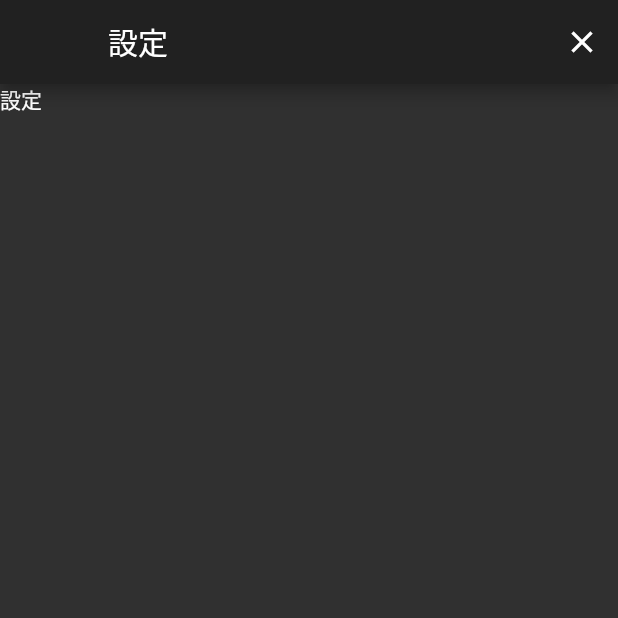
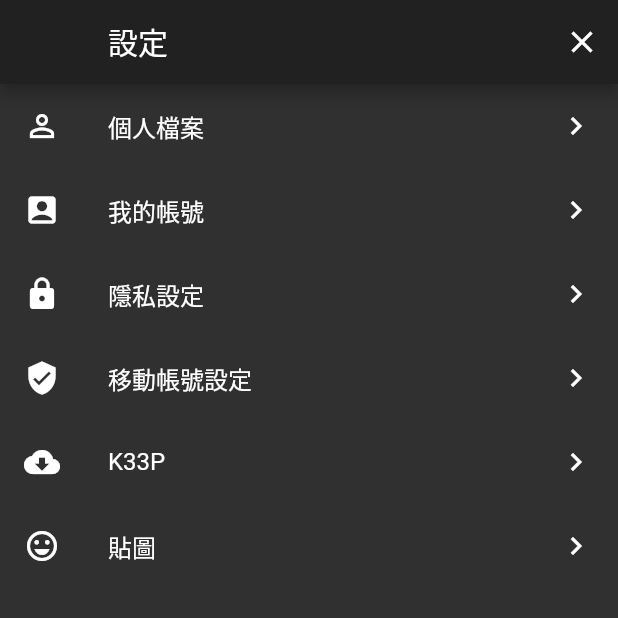
Before and after one commit to onesebun/my_app, a Flutter app: the SettingsScreen screen opened directly, on a phone screen of 412 x 824 dp, the top half of it. Run offline on Flutter 3.47's test engine with Material 2 defaults, Android fonts, the phone set to English and light mode, and no system bars.

Commit message:
update setting screen

```diff
--- a/lib/screens/settings_screen.dart
+++ b/lib/screens/settings_screen.dart
@@ -2,6 +2,32 @@ import 'package:flutter/material.dart';
 
 class SettingsScreen extends StatelessWidget {
   SettingsScreen();
+
+  List<String> strItems = <String>[
+    '個人檔案',
+    '我的帳號',
+    '隱私設定',
+    '移動帳號設定',
+    'K33P',
+    '貼圖',
+  ];
+
+  List<Icon> iconItems = <Icon>[
+    new Icon(Icons.perm_identity),
+    new Icon(Icons.account_box),
+    new Icon(Icons.lock),
+    new Icon(Icons.verified_user),
+    new Icon(Icons.cloud_download),
+    new Icon(Icons.sentiment_very_satisfied),
+  ];
+
+  Widget _listItemBuilber(BuildContext context, int index) {
+    return ListTile(
+      leading: iconItems[index],
+      title: Text(strItems[index]),
+      trailing: Icon(Icons.keyboard_arrow_right),
+    );
+  }
 
   @override
   Widget build(BuildContext context) {
@@ -18,7 +44,7 @@ class SettingsScreen extends StatelessWidget {
             )
           ],
         ),
-      body: Text('設定'),
-    );
+        body: ListView.builder(
+            itemCount: strItems.length, itemBuilder: _listItemBuilber));
   }
 }
```
Lines whose indentation alone changed are shown as unchanged.
